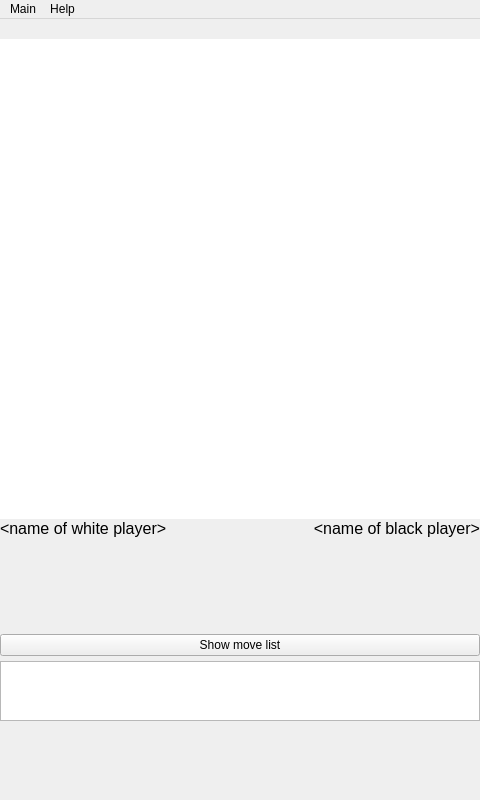
Qt form src/miniature.ui (mikhas/miniature) before a commit.
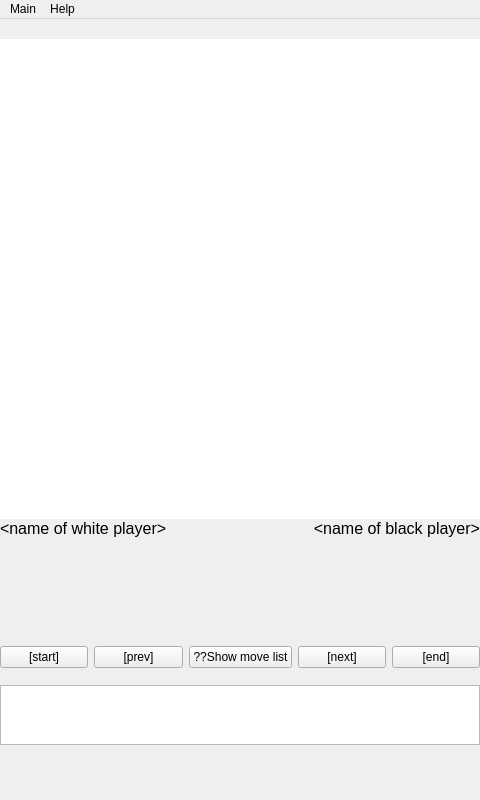
The same form after that commit. Custom widgets are drawn as their Qt base class.

Commit message: Added buttons for game navigation

The edit to the form file:
```diff
--- a/src/miniature.ui
+++ b/src/miniature.ui
@@ -106,7 +106,7 @@
           <x>0</x>
           <y>580</y>
           <width>480</width>
-          <height>220</height>
+          <height>191</height>
          </rect>
         </property>
         <property name="sizePolicy">
@@ -148,10 +148,53 @@
           </widget>
          </item>
          <item>
-          <widget class="QPushButton" name="move_list_button">
-           <property name="text">
-            <string>Show move list</string>
+          <widget class="QWidget" name="horizontalWidget" native="true">
+           <property name="sizePolicy">
+            <sizepolicy hsizetype="Expanding" vsizetype="Expanding">
+             <horstretch>0</horstretch>
+             <verstretch>0</verstretch>
+            </sizepolicy>
            </property>
+           <layout class="QHBoxLayout" name="horizontalLayout">
+            <property name="margin">
+             <number>0</number>
+            </property>
+            <item>
+             <widget class="QPushButton" name="jump_to_start_button">
+              <property name="text">
+               <string>[start]</string>
+              </property>
+             </widget>
+            </item>
+            <item>
+             <widget class="QPushButton" name="prev_move_button">
+              <property name="text">
+               <string>[prev]</string>
+              </property>
+             </widget>
+            </item>
+            <item>
+             <widget class="QPushButton" name="move_list_button">
+              <property name="text">
+               <string>??Show move list</string>
+              </property>
+             </widget>
+            </item>
+            <item>
+             <widget class="QPushButton" name="next_move_button">
+              <property name="text">
+               <string>[next]</string>
+              </property>
+             </widget>
+            </item>
+            <item>
+             <widget class="QPushButton" name="jump_to_end_button">
+              <property name="text">
+               <string>[end]</string>
+              </property>
+             </widget>
+            </item>
+           </layout>
           </widget>
          </item>
          <item>
```
Left out of the diff: 10 changed lines with no effect on the pictures. The commit also changes 3 other files.
